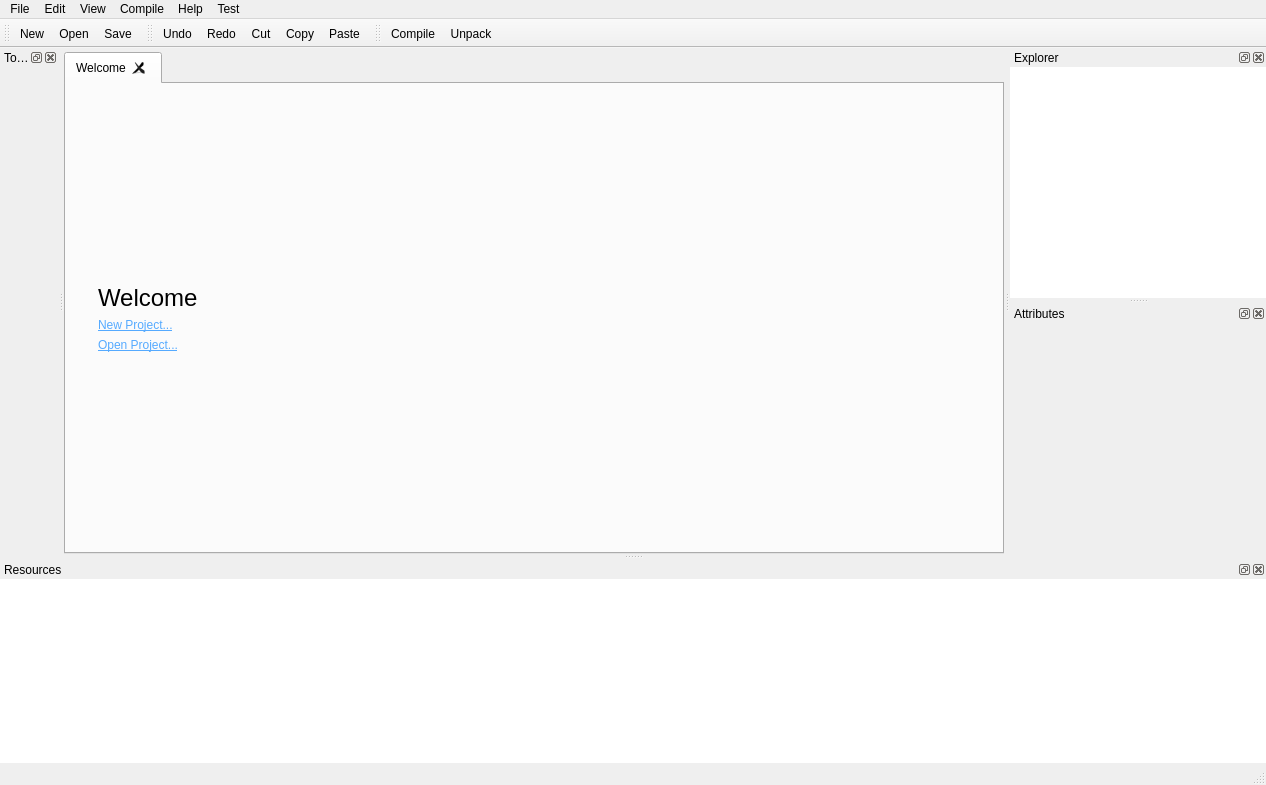
Above: src/window.ui from ooflet/Mi-Create before the change. Below: the same form after it.
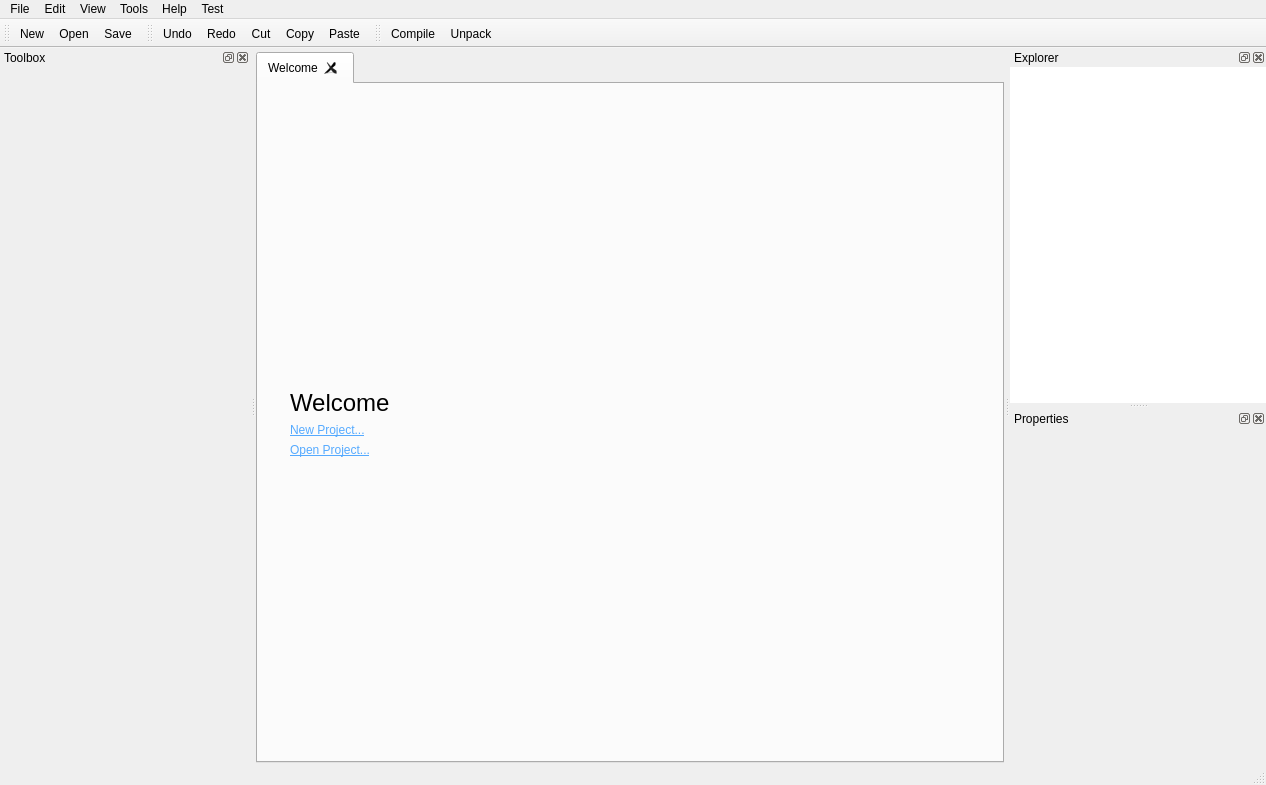
That is the form after the change. Icons and pictures are not drawn.

```diff
--- a/src/window.ui
+++ b/src/window.ui
@@ -147,7 +147,7 @@
      <x>0</x>
      <y>0</y>
      <width>1266</width>
-     <height>21</height>
+     <height>22</height>
     </rect>
    </property>
    <property name="contextMenuPolicy">
@@ -165,13 +165,6 @@
     <addaction name="separator"/>
     <addaction name="actionExit"/>
    </widget>
-   <widget class="QMenu" name="menuCompile">
-    <property name="title">
-     <string>Compile</string>
-    </property>
-    <addaction name="actionCompile"/>
-    <addaction name="actionDecompile"/>
-   </widget>
    <widget class="QMenu" name="menuHelp">
     <property name="title">
      <string>Help</string>
@@ -240,10 +233,19 @@
     <addaction name="separator"/>
     <addaction name="actionPreferences"/>
    </widget>
+   <widget class="QMenu" name="menuTools">
+    <property name="title">
+     <string>Tools</string>
+    </property>
+    <addaction name="actionCompile"/>
+    <addaction name="actionDecompile"/>
+    <addaction name="separator"/>
+    <addaction name="actionResize_Images"/>
+   </widget>
    <addaction name="menuFile"/>
    <addaction name="menuEdit"/>
    <addaction name="menuView"/>
-   <addaction name="menuCompile"/>
+   <addaction name="menuTools"/>
    <addaction name="menuHelp"/>
    <addaction name="menuTest"/>
   </widget>
@@ -318,7 +320,7 @@
     <string notr="true"/>
    </property>
    <property name="windowTitle">
-    <string>Attributes</string>
+    <string>Properties</string>
    </property>
    <attribute name="dockWidgetArea">
     <number>2</number>
@@ -327,55 +329,6 @@
     <layout class="QGridLayout" name="gridLayout"/>
    </widget>
   </widget>
-  <widget class="QDockWidget" name="resourceWidget">
-   <property name="sizePolicy">
-    <sizepolicy hsizetype="Preferred" vsizetype="Preferred">
-     <horstretch>0</horstretch>
-     <verstretch>0</verstretch>
-    </sizepolicy>
-   </property>
-   <property name="minimumSize">
-    <size>
-     <width>250</width>
-     <height>200</height>
-    </size>
-   </property>
-   <property name="styleSheet">
-    <string notr="true"/>
-   </property>
-   <property name="windowTitle">
-    <string>Resources</string>
-   </property>
-   <attribute name="dockWidgetArea">
-    <number>8</number>
-   </attribute>
-   <widget class="QWidget" name="dockWidgetContents_3">
-    <layout class="QGridLayout" name="gridLayout_4">
-     <property name="leftMargin">
-      <number>0</number>
-     </property>
-     <property name="topMargin">
-      <number>0</number>
-     </property>
-     <property name="rightMargin">
-      <number>0</number>
-     </property>
-     <property name="bottomMargin">
-      <number>0</number>
-     </property>
-     <property name="spacing">
-      <number>0</number>
-     </property>
-     <item row="0" column="0">
-      <widget class="QListWidget" name="Resources">
-       <property name="frameShape">
-        <enum>QFrame::NoFrame</enum>
-       </property>
-      </widget>
-     </item>
-    </layout>
-   </widget>
-  </widget>
   <widget class="QToolBar" name="fileToolbar">
    <property name="windowTitle">
     <string>File Toolbar</string>
@@ -426,12 +379,15 @@
    <addaction name="actionPaste"/>
   </widget>
   <widget class="QDockWidget" name="toolboxWidget">
+   <property name="minimumSize">
+    <size>
+     <width>250</width>
+     <height>250</height>
+    </size>
+   </property>
    <property name="floating">
     <bool>false</bool>
    </property>
-   <property name="features">
-    <set>QDockWidget::AllDockWidgetFeatures</set>
-   </property>
    <property name="windowTitle">
     <string>Toolbox</string>
    </property>
```
Left out of the diff: 14 changed lines with no effect on the pictures.
